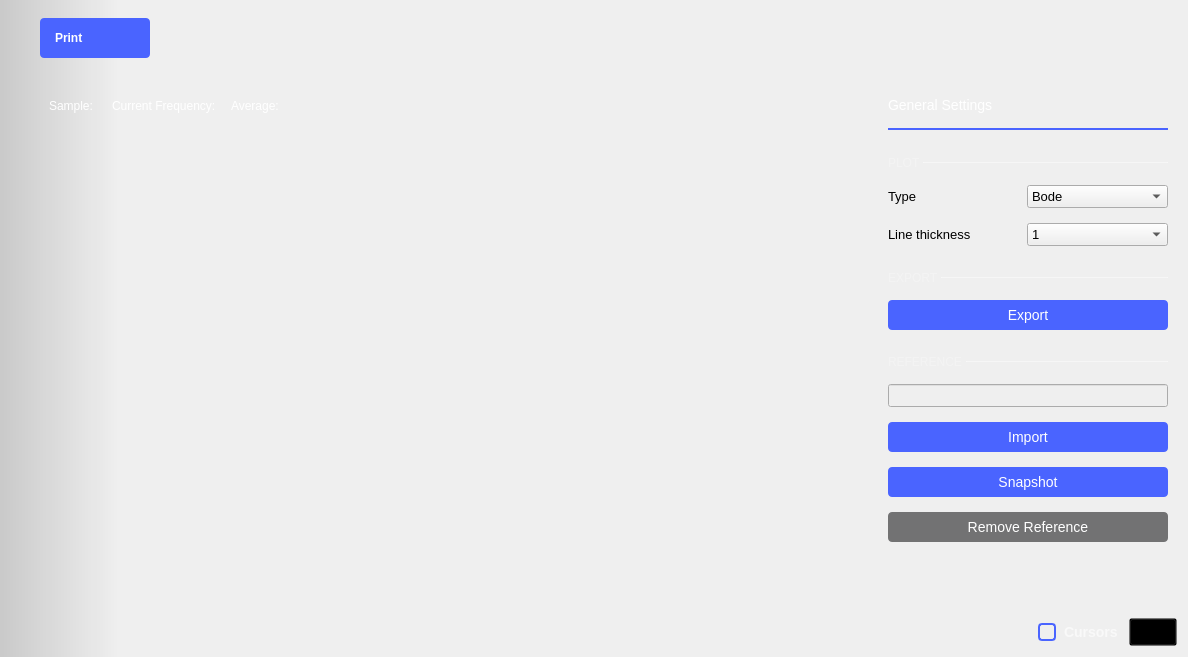
Qt form ui/network_analyzer.ui (analogdevicesinc/scopy) before a commit.
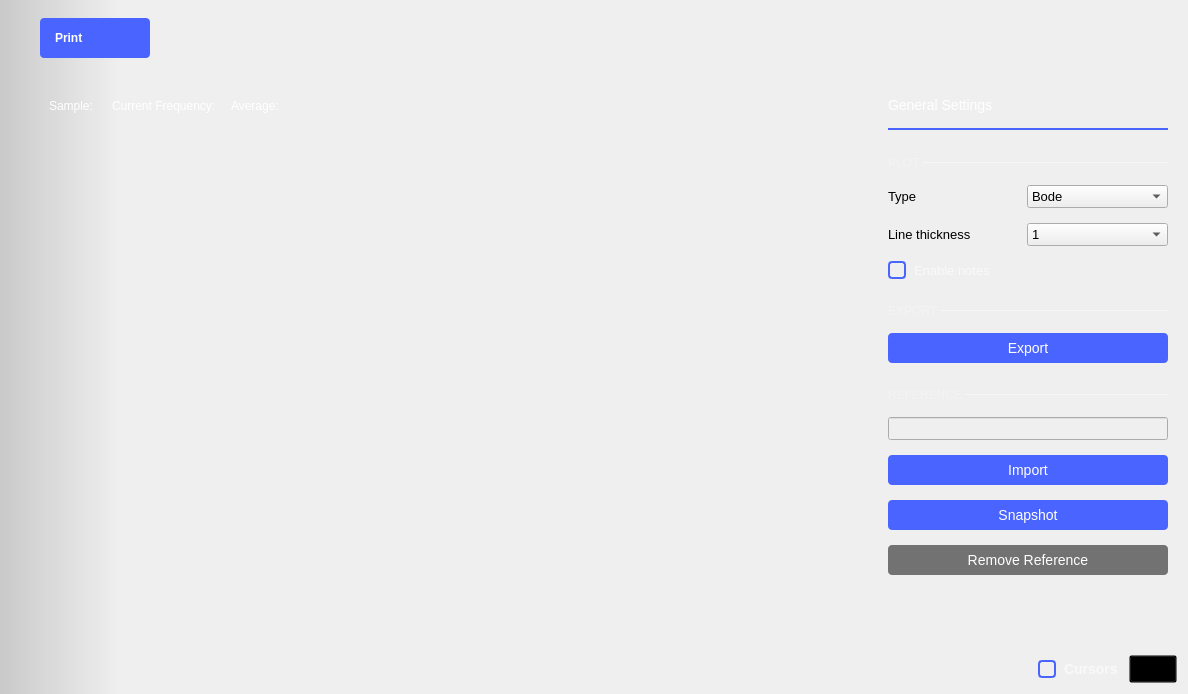
The same form after that commit. Icons and pictures are not drawn. Custom widgets are drawn as their Qt base class.

Commit message: NetworkAnalyzer: added notes to the instrument

```diff
--- a/ui/network_analyzer.ui
+++ b/ui/network_analyzer.ui
@@ -7,7 +7,7 @@
     <x>0</x>
     <y>0</y>
     <width>1188</width>
-    <height>657</height>
+    <height>694</height>
    </rect>
   </property>
   <layout class="QVBoxLayout" name="verticalLayout">
@@ -2453,6 +2453,48 @@
                      </item>
                     </layout>
                    </item>
+                   <item>
+                    <spacer name="verticalSpacer_23">
+                     <property name="orientation">
+                      <enum>Qt::Vertical</enum>
+                     </property>
+                     <property name="sizeType">
+                      <enum>QSizePolicy::Fixed</enum>
+                     </property>
+                     <property name="sizeHint" stdset="0">
+                      <size>
+                       <width>0</width>
+                       <height>15</height>
+                      </size>
+                     </property>
+                    </spacer>
+                   </item>
+                   <item>
+                    <widget class="QCheckBox" name="notesEnable">
+                     <property name="styleSheet">
+                      <string notr="true">
+QCheckBox {
+  spacing: 8px;
+  background-color: transparent;
+  font-size: 13px;
+  font-weight: normal;
+  color: rgba(255, 255, 255, 153);
+}
+
+QCheckBox::indicator {
+  width: 14px;
+  height: 14px;
+  border: 2px solid rgb(74,100,255);
+  border-radius: 4px;
+}
+QCheckBox::indicator:unchecked { background-color: transparent; }
+QCheckBox::indicator:checked { background-color: rgb(74,100,255); }</string>
+                     </property>
+                     <property name="text">
+                      <string>Enable notes</string>
+                     </property>
+                    </widget>
+                   </item>
                    <item>
                     <spacer name="verticalSpacer_16">
                      <property name="orientation">
@@ -3207,11 +3249,6 @@
   </layout>
  </widget>
  <customwidgets>
-  <customwidget>
-   <class>adiscope::CustomSwitch</class>
-   <extends>QPushButton</extends>
-   <header>customSwitch.hpp</header>
-  </customwidget>
   <customwidget>
    <class>adiscope::DetachDragZone</class>
    <extends>QWidget</extends>
@@ -3224,17 +3261,28 @@
    <header>menu_anim.hpp</header>
    <container>1</container>
   </customwidget>
-  <customwidget>
-   <class>adiscope::CustomPushButton</class>
-   <extends>QPushButton</extends>
-   <header>customPushButton.hpp</header>
-  </customwidget>
   <customwidget>
    <class>adiscope::RunSingleWidget</class>
    <extends>QWidget</extends>
    <header>runsinglewidget.h</header>
    <container>1</container>
   </customwidget>
+  <customwidget>
+   <class>adiscope::CustomSwitch</class>
+   <extends>QPushButton</extends>
+   <header>customSwitch.hpp</header>
+  </customwidget>
+  <customwidget>
+   <class>adiscope::CustomPushButton</class>
+   <extends>QPushButton</extends>
+   <header>customPushButton.hpp</header>
+  </customwidget>
+  <customwidget>
+   <class>adiscope::InstrumentNotes</class>
+   <extends>QWidget</extends>
+   <header>instrumentnotes.h</header>
+   <container>1</container>
+  </customwidget>
   <customwidget>
    <class>adiscope::dBgraph</class>
    <extends>QFrame</extends>
```
Left out of the diff: 3 changed lines with no effect on the pictures. The commit also changes 3 other files.
